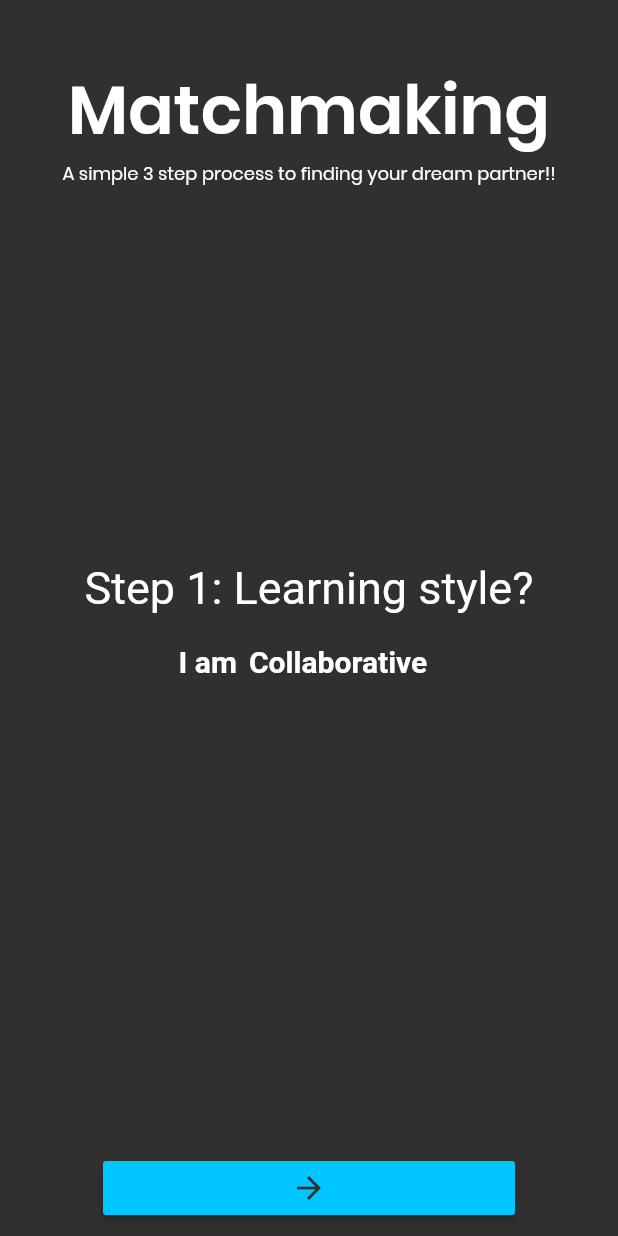
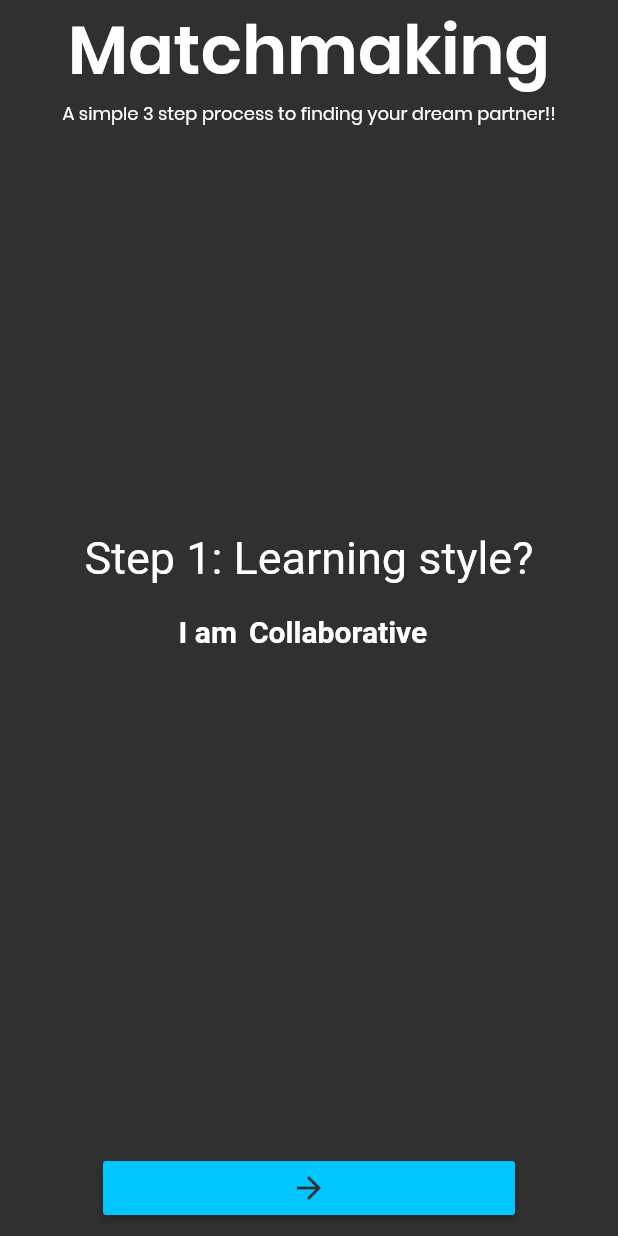
Before and after one commit to Kaioru/groupleh, a Flutter app: the Matchmaking screen opened directly with empty values, on a phone screen of 412 x 824 dp. Run offline on Flutter 3.47's test engine with Material 2 defaults, Android fonts, the phone set to English and light mode, and no system bars; our stand-ins replace cloud_firestore, firebase_auth, firebase_storage, image_picker; missing offline and left inert: firestore_ui; accounts and stored records are empty.

Commit message:
safer than north korea

```diff
--- a/lib/app/matchmaking/matchmaking.dart
+++ b/lib/app/matchmaking/matchmaking.dart
@@ -33,11 +33,10 @@ class _Matchmaking extends State<Matchmaking> {
     final _style = Theme.of(context).textTheme.display2;
     return Scaffold(
       body: Center(
-        child: Container(
+        child: SafeArea(
           child: Column(
             children: <Widget>[
               Container(
-                padding: EdgeInsets.only(top:40.0),
                 child: Column(
                   children: <Widget>[
                     Text("Matchmaking",
@@ -92,7 +91,7 @@ class _Matchmaking extends State<Matchmaking> {
     final _style = Theme.of(context).textTheme.display2;
     return Scaffold(
       body: Center(
-        child: Container(
+        child: SafeArea(
           child: Column(
             children: <Widget>[
               Container(
@@ -170,7 +169,7 @@ class _Matchmaking extends State<Matchmaking> {
     final _style = Theme.of(context).textTheme.display2;
     return Scaffold(
       body: Center(
-        child: Container(
+        child: SafeArea(
           child: Column(
             children: <Widget>[
               Container(
--- a/lib/main.dart
+++ b/lib/main.dart
@@ -4,7 +4,12 @@ import 'package:groupleh/app/auth/login.dart';
 
 void main() => runApp(new MyApp());
 
-class MyApp extends StatelessWidget {
+class MyApp extends StatefulWidget {
+  @override
+  State<StatefulWidget> createState() => _MyApp();
+}
+
+class _MyApp extends State<MyApp> {
   static ThemeData theme = ThemeData.dark();
 
   @override
```
